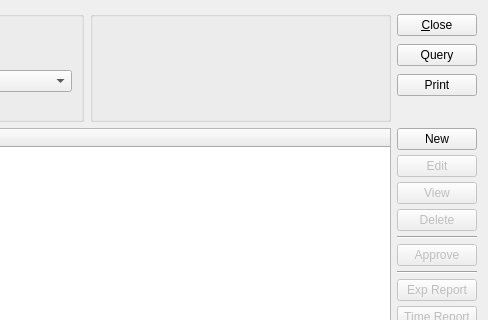
WooodHead/xtuple, file xttelite/trunk/resources/client/uiforms/tesheet.ui: the form before one commit; both pictures show x 228 to 716 and y 0 to 320 of the 716 by 465 pixel window.
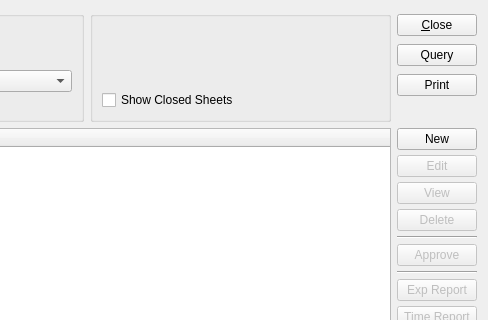
The form after the commit. Custom widgets are drawn as their Qt base class.

Commit message: Issue #11257:add ability to close sheets and filter query on status

What changed in the file:
```diff
--- a/xttelite/trunk/resources/client/uiforms/tesheet.ui
+++ b/xttelite/trunk/resources/client/uiforms/tesheet.ui
@@ -112,6 +112,13 @@
       <item row="0" column="0">
        <widget class="DateCluster" name="_weekending"/>
       </item>
+      <item row="1" column="0">
+       <widget class="XCheckBox" name="_showClosed">
+        <property name="text">
+         <string>Show Closed Sheets</string>
+        </property>
+       </widget>
+      </item>
      </layout>
     </widget>
    </item>
@@ -276,6 +283,11 @@
    <header>datecluster.h</header>
    <container>1</container>
   </customwidget>
+  <customwidget>
+   <class>XCheckBox</class>
+   <extends>QCheckBox</extends>
+   <header>xcheckbox.h</header>
+  </customwidget>
   <customwidget>
    <class>XComboBox</class>
    <extends>QComboBox</extends>
```
The commit also changes 1 other file.
